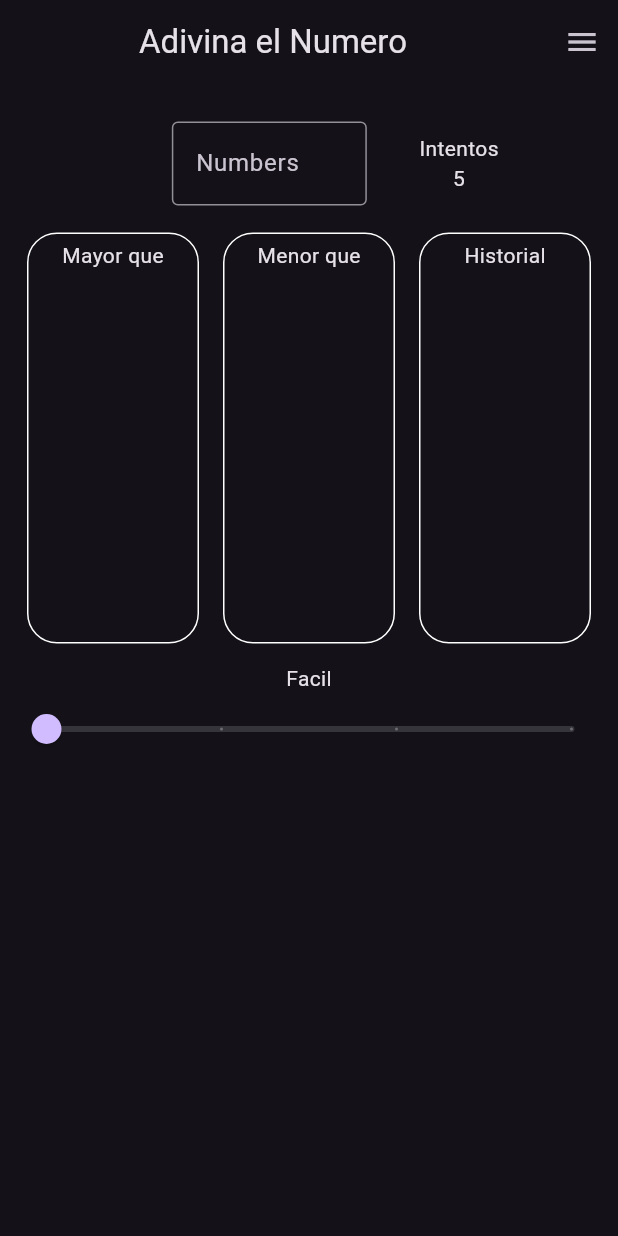
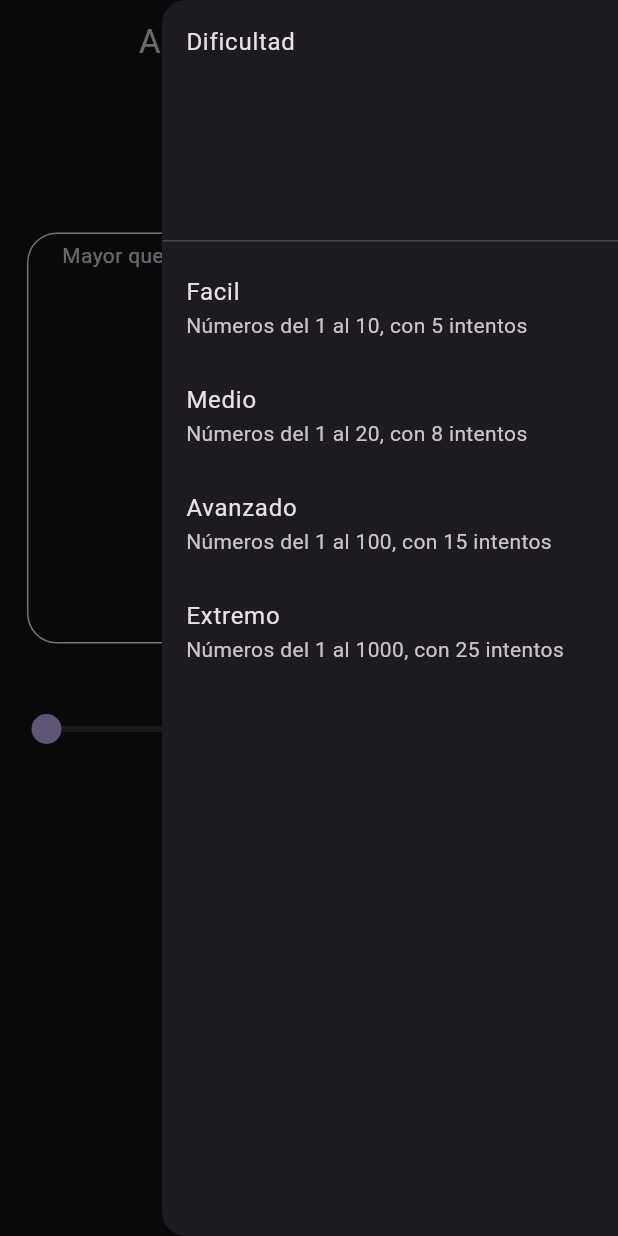
Before and after one commit to paradisMNSTR/AdivinaElNumero-Desafio, a Flutter app: the screen it shows after launch, after a tap on the "menu" icon, on a phone screen of 412 x 824 dp. Run offline on Flutter 3.47's test engine with Material 3 defaults, Android fonts, the phone set to English and light mode, and no system bars.

Commit message:
*Integración de estados en las listas *Integracion de cambio de colores a la lista historial *Drawer para instrucciones

```diff
--- a/lib/flutter_test/main_screen.dart
+++ b/lib/flutter_test/main_screen.dart
@@ -14,6 +14,7 @@ class adivina extends StatefulWidget {
 }
 
 class _adivinaState extends State<adivina> {
+  GlobalKey<ScaffoldState> sca_key = GlobalKey();
   Random random = new Random();
   FocusNode myNode = FocusNode();
   int ranmdom_Number = 0;
@@ -32,8 +33,10 @@ class _adivinaState extends State<adivina> {
   @override
   Widget build(BuildContext context) {
     return Scaffold(
+      key: sca_key,
       appBar: _AppBar(),
       body: _Body(),
+      endDrawer: _endDrawer(),
     );
   }
 
@@ -41,7 +44,9 @@ class _adivinaState extends State<adivina> {
     return AppBar(
       title: Center(child: Text('Adivina el Numero')),
       actions: [
-        IconButton(onPressed: (){}, icon: Icon(Icons.menu))
+        IconButton(onPressed: (){
+          sca_key.currentState?.openEndDrawer();
+        }, icon: Icon(Icons.menu))
 
       ],
     );
@@ -207,4 +212,17 @@ class _adivinaState extends State<adivina> {
       }
     );
   }
+  _endDrawer(){
+    return Drawer(
+      child: ListView(
+        children:[
+          DrawerHeader(child: Text('Dificultad')),
+          drawertiles('Facil', 'Números del 1 al 10, con 5 intentos'),
+          drawertiles('Medio', 'Números del 1 al 20, con 8 intentos'),
+          drawertiles('Avanzado', 'Números del 1 al 100, con 15 intentos'),
+          drawertiles('Extremo', 'Números del 1 al 1000, con 25 intentos'),
+        ],
+      ),
+    );
+  }
 }
--- a/lib/widgets.dart
+++ b/lib/widgets.dart
@@ -86,8 +86,16 @@ class number_item{
   Color color;
   number_item({required this.number,required this.color});
 }
+
 showSnack(String text){
   return SnackBar(
       content: Text(text),
   );
 }
+
+drawertiles(String dificultad,String instrucciones){
+  return ListTile(
+    title: Text(dificultad),
+    subtitle: Text(instrucciones),
+  );
+}
```
